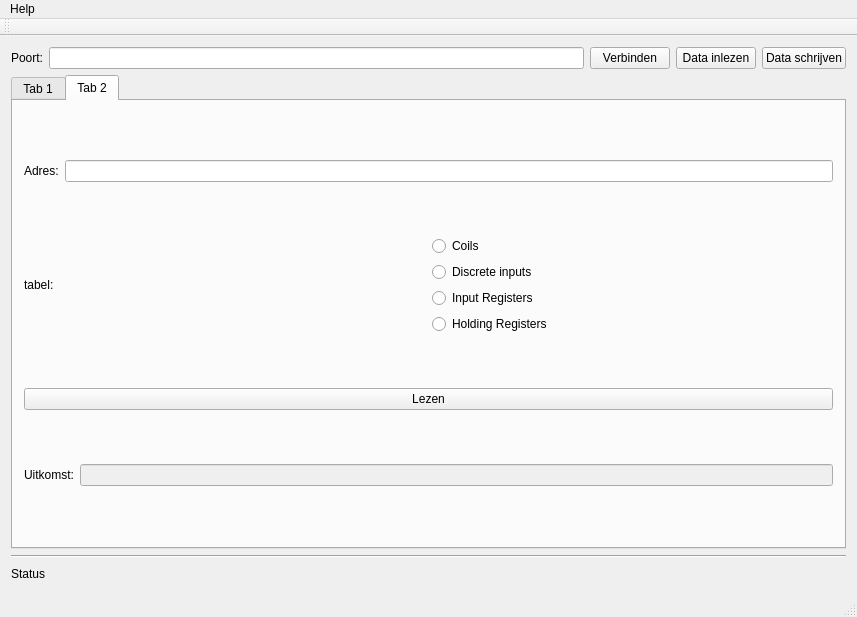
Above: Modbus_Testopstelling1/mainwindow.ui from robbe000/Modbus_Testopstelling1 before the change. Below: the same form after it.
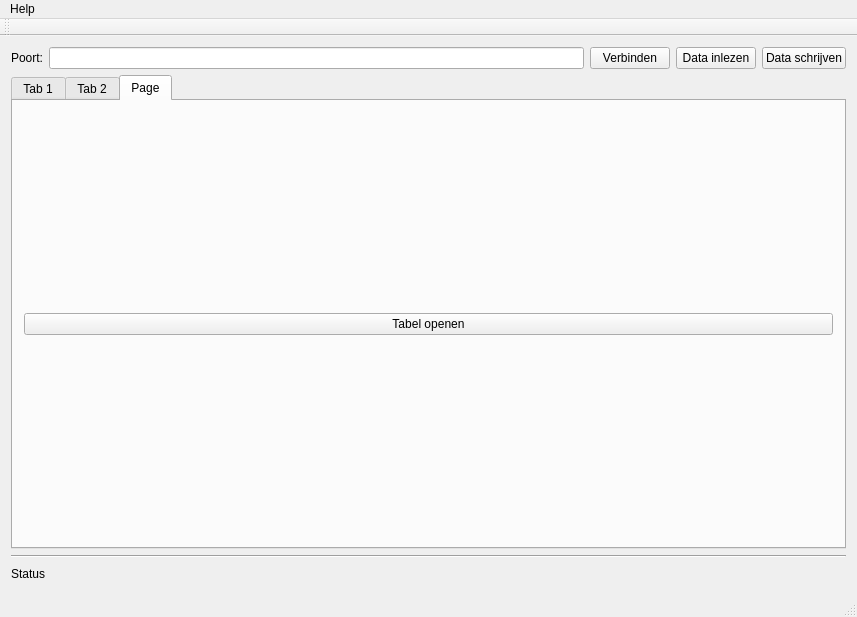
That is the form after the change.

Commit message: Connectie met PLC + tabel 1

```diff
--- a/Modbus_Testopstelling1/mainwindow.ui
+++ b/Modbus_Testopstelling1/mainwindow.ui
@@ -53,7 +53,7 @@
     <item>
      <widget class="QTabWidget" name="tabWidget">
       <property name="currentIndex">
-       <number>1</number>
+       <number>2</number>
       </property>
       <widget class="QWidget" name="tab">
        <attribute name="title">
@@ -189,6 +189,20 @@
         </item>
        </layout>
       </widget>
+      <widget class="QWidget" name="tab_3">
+       <attribute name="title">
+        <string>Page</string>
+       </attribute>
+       <layout class="QVBoxLayout" name="verticalLayout_4">
+        <item>
+         <widget class="QPushButton" name="tabelOpenen">
+          <property name="text">
+           <string>Tabel openen</string>
+          </property>
+         </widget>
+        </item>
+       </layout>
+      </widget>
      </widget>
     </item>
     <item>
```
The commit also changes 7 other files.
